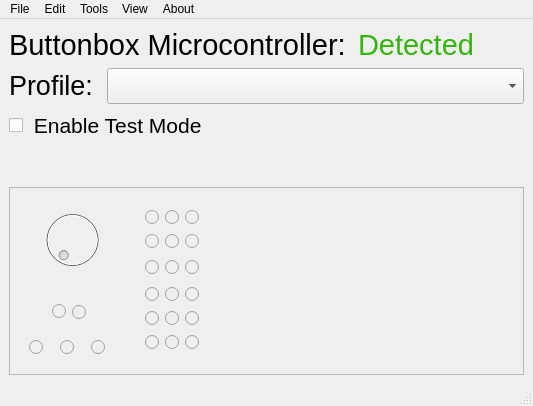
Above: client/buttonbox_client/ui/window.ui from TheCheese42/buttonbox before the change. Below: the same form after it.
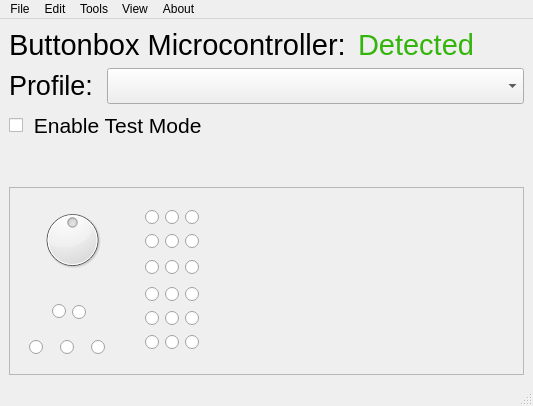
That is the form after the change. Icons and pictures are not drawn.

What changed in the file:
```diff
--- a/client/buttonbox_client/ui/window.ui
+++ b/client/buttonbox_client/ui/window.ui
@@ -194,7 +194,7 @@
     <item>
      <widget class="QFrame" name="testModeFrame">
       <property name="enabled">
-       <bool>false</bool>
+       <bool>true</bool>
       </property>
       <property name="sizePolicy">
        <sizepolicy hsizetype="Expanding" vsizetype="Expanding">
@@ -556,6 +556,15 @@
         </item>
         <item row="0" column="0">
          <widget class="QDial" name="dial">
+          <property name="minimum">
+           <number>-20</number>
+          </property>
+          <property name="maximum">
+           <number>20</number>
+          </property>
+          <property name="tracking">
+           <bool>true</bool>
+          </property>
           <property name="orientation">
            <enum>Qt::Horizontal</enum>
           </property>
```
Left out of the diff: 280 changed lines with no effect on the pictures.
